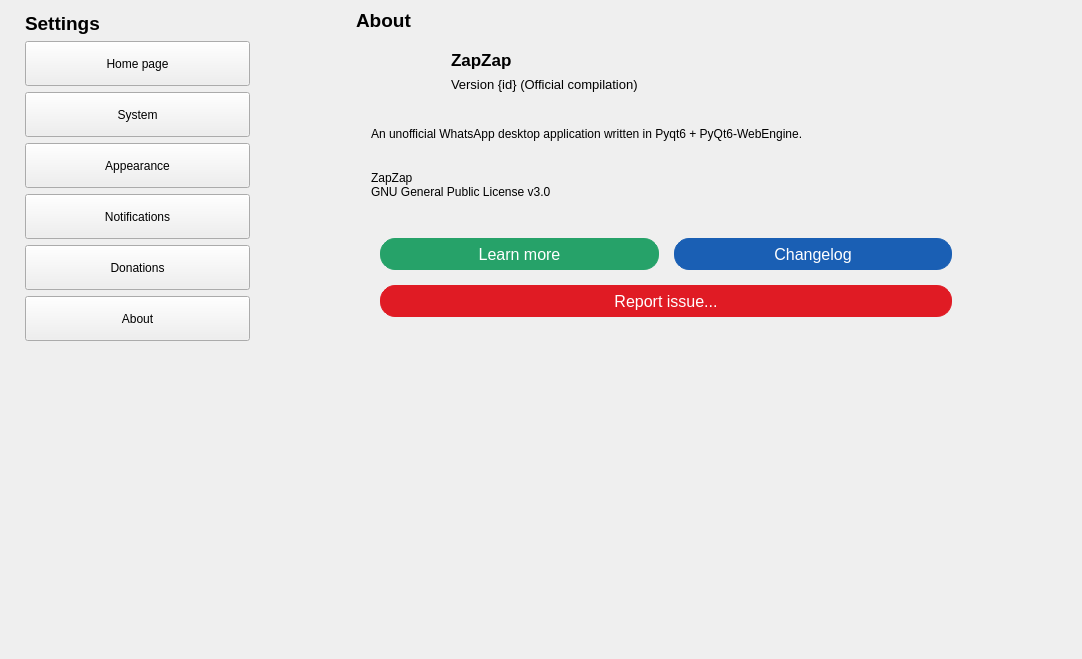
First picture: the form in zapzap/view/settings.ui, repository rafatosta/zapzap, before the edit.
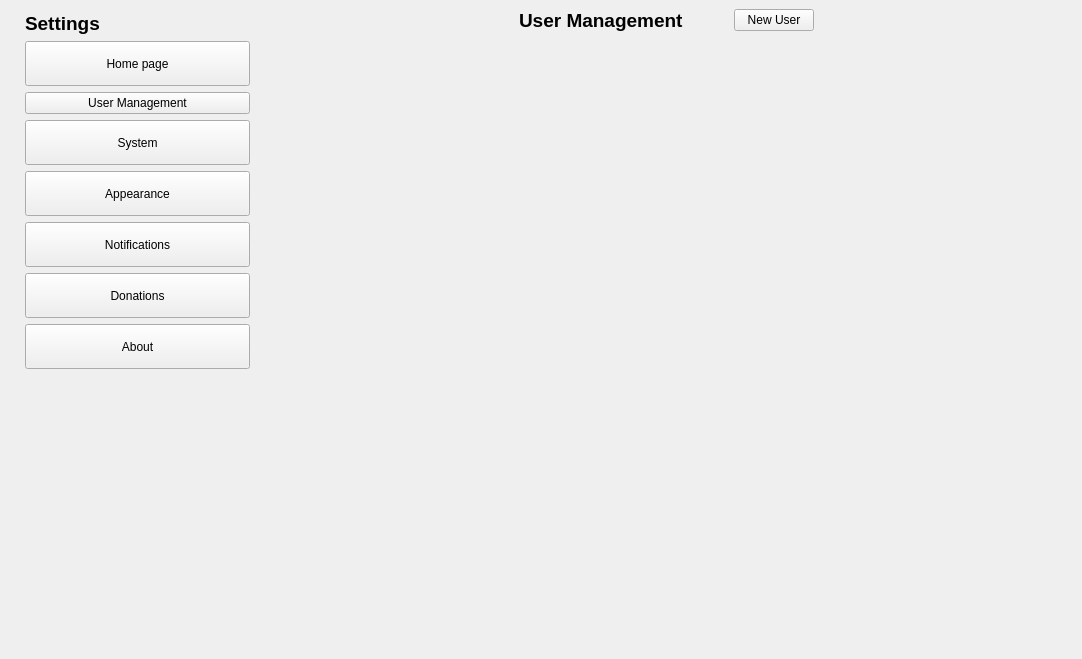
Second picture: the form after the edit.

Commit message: Multiple Users Panel

Diff of the .ui file:
```diff
--- a/zapzap/view/settings.ui
+++ b/zapzap/view/settings.ui
@@ -136,6 +136,13 @@
            </property>
           </widget>
          </item>
+         <item>
+          <widget class="QPushButton" name="btn_users">
+           <property name="text">
+            <string>User Management</string>
+           </property>
+          </widget>
+         </item>
          <item>
           <widget class="QPushButton" name="btn_system">
            <property name="sizePolicy">
@@ -274,7 +281,7 @@
    <item>
     <widget class="QStackedWidget" name="settings_stacked">
      <property name="currentIndex">
-      <number>4</number>
+      <number>5</number>
      </property>
      <widget class="QWidget" name="pageSystem">
       <layout class="QVBoxLayout" name="verticalLayout_7">
@@ -1742,7 +1749,7 @@
       </layout>
      </widget>
      <widget class="QWidget" name="pageAbout">
-      <layout class="QVBoxLayout" name="verticalLayout_25">
+      <layout class="QVBoxLayout" name="verticalLayout_25" stretch="0">
        <property name="spacing">
         <number>0</number>
        </property>
@@ -1800,7 +1807,7 @@
              <item>
               <layout class="QVBoxLayout" name="verticalLayout_24">
                <property name="spacing">
-                <number>0</number>
+                <number>10</number>
                </property>
                <property name="topMargin">
                 <number>0</number>
@@ -2087,6 +2094,137 @@
        </item>
       </layout>
      </widget>
+     <widget class="QWidget" name="pageUsers">
+      <layout class="QVBoxLayout" name="verticalLayout_12">
+       <property name="spacing">
+        <number>0</number>
+       </property>
+       <property name="leftMargin">
+        <number>0</number>
+       </property>
+       <property name="topMargin">
+        <number>0</number>
+       </property>
+       <property name="rightMargin">
+        <number>0</number>
+       </property>
+       <property name="bottomMargin">
+        <number>0</number>
+       </property>
+       <item>
+        <widget class="QScrollArea" name="scrollArea_6">
+         <property name="frameShape">
+          <enum>QFrame::NoFrame</enum>
+         </property>
+         <property name="widgetResizable">
+          <bool>true</bool>
+         </property>
+         <widget class="QWidget" name="usersScrollArea">
+          <property name="geometry">
+           <rect>
+            <x>0</x>
+            <y>0</y>
+            <width>832</width>
+            <height>659</height>
+           </rect>
+          </property>
+          <layout class="QVBoxLayout" name="verticalLayout_26">
+           <item>
+            <layout class="QHBoxLayout" name="horizontalLayout_6">
+             <item>
+              <spacer name="horizontalSpacer_17">
+               <property name="orientation">
+                <enum>Qt::Horizontal</enum>
+               </property>
+               <property name="sizeHint" stdset="0">
+                <size>
+                 <width>40</width>
+                 <height>20</height>
+                </size>
+               </property>
+              </spacer>
+             </item>
+             <item>
+              <layout class="QVBoxLayout" name="content_users">
+               <property name="spacing">
+                <number>10</number>
+               </property>
+               <item>
+                <layout class="QHBoxLayout" name="horizontalLayout_4">
+                 <item>
+                  <widget class="QLabel" name="label_7">
+                   <property name="font">
+                    <font>
+                     <pointsize>14</pointsize>
+                     <bold>true</bold>
+                    </font>
+                   </property>
+                   <property name="text">
+                    <string>User Management</string>
+                   </property>
+                  </widget>
+                 </item>
+                 <item>
+                  <spacer name="horizontalSpacer_19">
+                   <property name="orientation">
+                    <enum>Qt::Horizontal</enum>
+                   </property>
+                   <property name="sizeHint" stdset="0">
+                    <size>
+                     <width>40</width>
+                     <height>20</height>
+                    </size>
+                   </property>
+                  </spacer>
+                 </item>
+                 <item>
+                  <widget class="QPushButton" name="pushButton">
+                   <property name="text">
+                    <string>New User</string>
+                   </property>
+                  </widget>
+                 </item>
+                </layout>
+               </item>
+               <item>
+                <layout class="QVBoxLayout" name="usersList"/>
+               </item>
+              </layout>
+             </item>
+             <item>
+              <spacer name="horizontalSpacer_18">
+               <property name="orientation">
+                <enum>Qt::Horizontal</enum>
+               </property>
+               <property name="sizeHint" stdset="0">
+                <size>
+                 <width>40</width>
+                 <height>20</height>
+                </size>
+               </property>
+              </spacer>
+             </item>
+            </layout>
+           </item>
+           <item>
+            <spacer name="verticalSpacer_7">
+             <property name="orientation">
+              <enum>Qt::Vertical</enum>
+             </property>
+             <property name="sizeHint" stdset="0">
+              <size>
+               <width>20</width>
+               <height>590</height>
+              </size>
+             </property>
+            </spacer>
+           </item>
+          </layout>
+         </widget>
+        </widget>
+       </item>
+      </layout>
+     </widget>
     </widget>
    </item>
   </layout>
```
Left out of the diff: 8 changed lines with no effect on the pictures. The commit also changes 4 other files.
